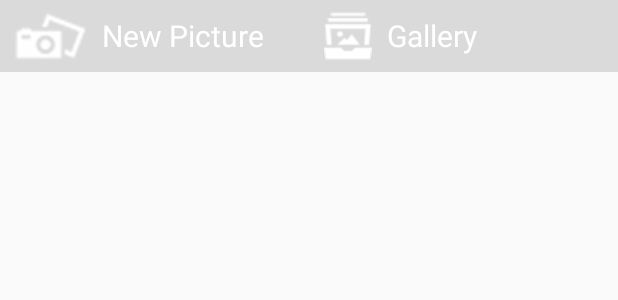
After one commit to mamonateam/FlickMeIn, an Android app: the layout fragment_new_pictures.xml on its own in the app's theme, with its tools: preview values and no code run, on a phone screen of 412 x 824 dp. The commit adds this screen. Shown: the top 300 px of the screen. Run offline under Robolectric (Android 15) with nearby library versions, the light colour scheme and no system bars.

Commit message:
Upload new pictures to album

```diff
--- a/app/src/main/java/com/codepath/apps/restclienttemplate/NewAlbumActivity.java
+++ b/app/src/main/java/com/codepath/apps/restclienttemplate/NewAlbumActivity.java
@@ -39,10 +39,12 @@ import java.util.Date;
 
 public class NewAlbumActivity extends ActionBarActivity {
 
-    // region Variables
+    // region Constants
     private static final int GALLERY_IMAGE_REQUEST = 101;
     private static final int CAMERA_IMAGE_REQUEST = 102;
+    // endregion
 
+    // region Variables
     private UserInfoFormFragment userFragment;
     private ImageView ivPic;
     private TextView tvCamera;
--- a/app/src/main/java/com/codepath/apps/restclienttemplate/fragments/PicturesFragment.java
+++ b/app/src/main/java/com/codepath/apps/restclienttemplate/fragments/PicturesFragment.java
@@ -44,7 +44,7 @@ public class PicturesFragment extends Fragment {
 
         @Override
         public void onFailure(int statusCode, Header[] headers, Throwable throwable, JSONObject errorResponse) {
-            Log.d("ERROR_PHOTOS_FETCH", errorResponse.toString());
+            Log.d("ERROR_PHOTOS_FETCH", Integer.toString(statusCode));
         }
     };
     // endregion
--- a/app/src/main/java/com/codepath/apps/restclienttemplate/fragments/UserInfoFormFragment.java
+++ b/app/src/main/java/com/codepath/apps/restclienttemplate/fragments/UserInfoFormFragment.java
@@ -1,6 +1,5 @@
 package com.codepath.apps.restclienttemplate.fragments;
 
-import android.graphics.Color;
 import android.os.Bundle;
 import android.support.annotation.Nullable;
 import android.support.v4.app.Fragment;
@@ -48,6 +47,6 @@ public class UserInfoFormFragment extends Fragment {
     }
 
     public AlbumContributor getAlbumContributor() {
-        return new AlbumContributor(etName.getText().toString(), Color.parseColor(etColor.getText().toString()));
+        return new AlbumContributor(etName.getText().toString(), etColor.getText().toString());
     }
 }
--- /dev/null
+++ b/app/src/main/res/layout/fragment_new_pictures.xml
@@ -0,0 +1,62 @@
+<?xml version="1.0" encoding="utf-8"?>
+<RelativeLayout xmlns:android="http://schemas.android.com/apk/res/android"
+    android:layout_width="match_parent"
+    android:layout_height="wrap_content"
+    android:background="#55999999">
+
+    <HorizontalScrollView
+        android:id="@+id/hsvNewPictures"
+        android:layout_width="match_parent"
+        android:layout_height="120dp"
+        android:visibility="gone"
+        android:layout_alignParentLeft="true"
+        android:layout_alignParentStart="true"
+        android:layout_alignParentRight="true"
+        android:layout_alignParentEnd="true"
+        android:layout_alignParentTop="true">
+
+        <LinearLayout
+            android:id="@+id/llNewPictures"
+            android:layout_width="wrap_content"
+            android:layout_height="match_parent"
+            android:orientation="horizontal"/>
+    </HorizontalScrollView>
+
+    <LinearLayout
+        android:orientation="horizontal"
+        android:layout_width="match_parent"
+        android:layout_height="wrap_content"
+        android:layout_alignParentLeft="true"
+        android:layout_alignParentStart="true"
+        android:layout_alignParentRight="true"
+        android:layout_alignParentEnd="true"
+        android:layout_below="@+id/hsvNewPictures"
+        android:id="@+id/linearLayout">
+
+        <TextView
+            android:id="@+id/tvTakePicture"
+            android:layout_width="0dp"
+            android:layout_weight="0.5"
+            android:layout_height="wrap_content"
+            android:text="New Picture"
+            android:textColor="#fff"
+            android:drawableLeft="@drawable/camera"
+            android:gravity="center_vertical"
+            android:textSize="20sp"
+            android:drawablePadding="10dp"
+            android:paddingLeft="10dp" />
+
+        <TextView
+            android:id="@+id/tvFromGallery"
+            android:layout_width="0dp"
+            android:layout_weight="0.5"
+            android:layout_height="wrap_content"
+            android:text="Gallery"
+            android:textColor="#fff"
+            android:drawableLeft="@drawable/gallery"
+            android:gravity="center_vertical"
+            android:textSize="20sp"
+            android:drawablePadding="10dp"
+            android:paddingLeft="10dp" />
+    </LinearLayout>
+</RelativeLayout>
```
Also changed, not shown: app/src/main/java/com/codepath/apps/restclienttemplate/AlbumActivity.java (+27 -1 lines), app/src/main/java/com/codepath/apps/restclienttemplate/FlickrClient.java (+11 -0 lines), app/src/main/java/com/codepath/apps/restclienttemplate/MainActivity.java (+13 -1 lines), app/src/main/java/com/codepath/apps/restclienttemplate/fragments/NewPicturesFragment.java (added, +258 -0 lines), app/src/main/java/com/codepath/apps/restclienttemplate/models/AlbumContributor.java (+3 -6 lines), app/src/main/res/layout/activity_album.xml (+10 -4 lines), app/src/main/res/layout/activity_main.xml (+9 -11 lines).
